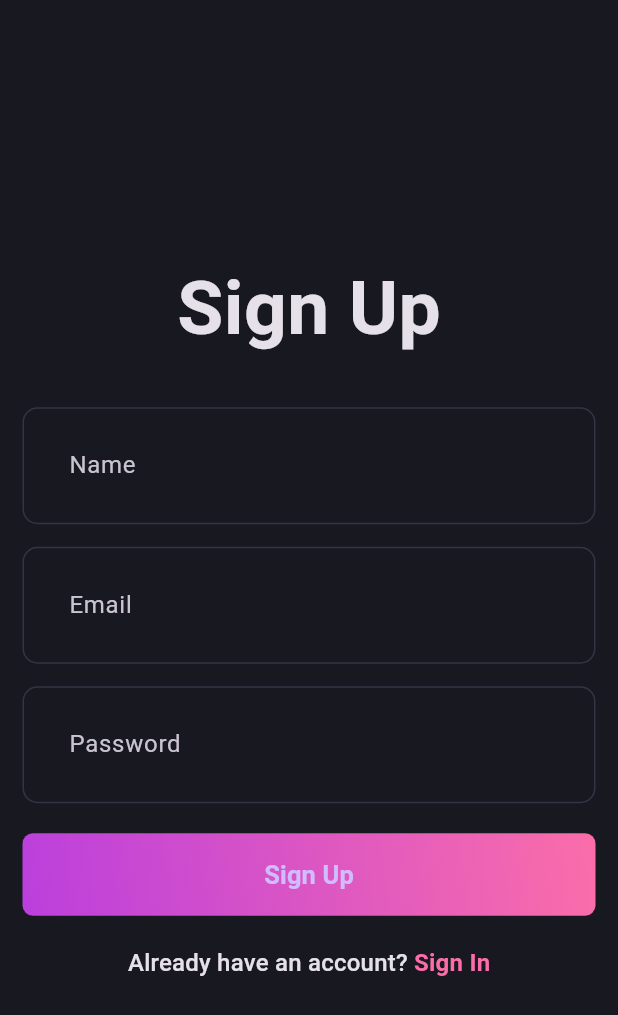
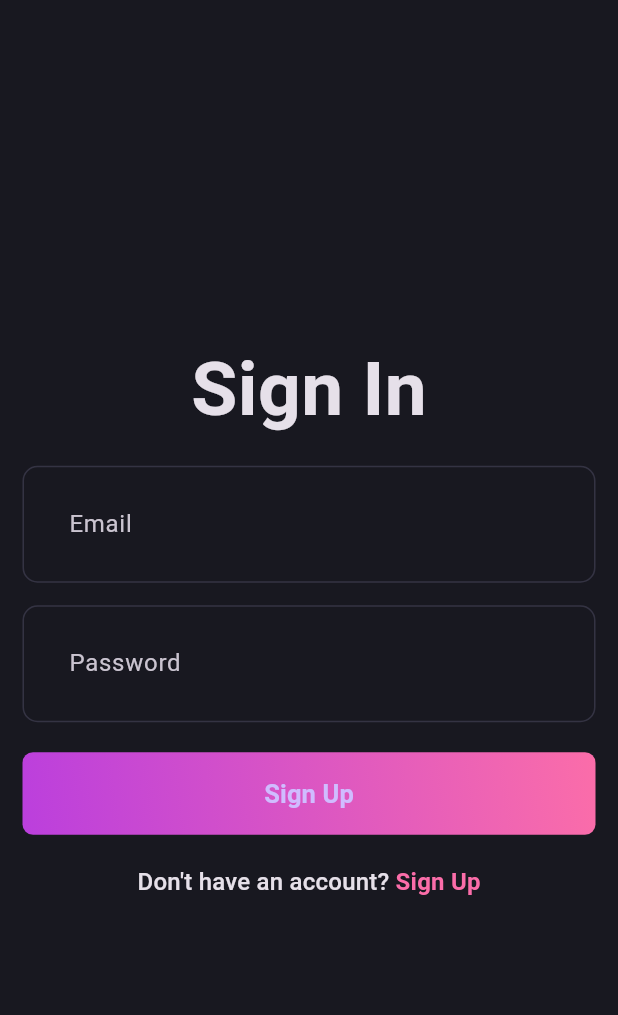
Before and after one commit to jame12945/Blog-Application, a Flutter app: the screen it shows after launch, on a phone screen of 412 x 824 dp. Shown: the top 1015 px of the screen. Run offline on Flutter 3.47's test engine with Material 3 defaults, Android fonts, the phone set to English and light mode, and no system bars.

Commit message:
working process 12%

```diff
--- a/blog_app/lib/core/theme/theme.dart
+++ b/blog_app/lib/core/theme/theme.dart
@@ -10,6 +10,7 @@ class AppTheme {
   static final darkThemeMode = ThemeData.dark().copyWith(
       //set default input scaffold form Widget here or etc,
       scaffoldBackgroundColor: AppPallete.backgroundColor,
+      appBarTheme: AppBarTheme(backgroundColor: AppPallete.backgroundColor),
       inputDecorationTheme: InputDecorationTheme(
         contentPadding: const EdgeInsets.all(27),
         enabledBorder: _border(),
--- /dev/null
+++ b/blog_app/lib/featutes/auth/presentation/pages/login_page.dart
@@ -0,0 +1,80 @@
+import 'package:blog_app/core/theme/app_pallete.dart';
+import 'package:blog_app/featutes/auth/presentation/pages/signup_page.dart';
+import 'package:blog_app/featutes/auth/presentation/widgets/auth_field.dart';
+import 'package:blog_app/featutes/auth/presentation/widgets/auth_gradient_button.dart';
+import 'package:flutter/material.dart';
+
+//stf
+class LoginPage extends StatefulWidget {
+  static route() => MaterialPageRoute(builder: (context) => const LoginPage());
+  const LoginPage({super.key});
+
+  @override
+  State<LoginPage> createState() => _LoginPageState();
+}
+
+class _LoginPageState extends State<LoginPage> {
+  final emailController = TextEditingController();
+  final passwordController = TextEditingController();
+  final nameController = TextEditingController();
+  final formKey = GlobalKey<FormState>();
+
+  @override
+  void dispose() {
+    emailController.dispose();
+    passwordController.dispose();
+    nameController.dispose();
+    super.dispose();
+  }
+
+  @override
+  Widget build(BuildContext context) {
+    return Scaffold(
+        body: Padding(
+      padding: const EdgeInsets.all(15.0),
+      child: Form(
+        key: formKey,
+        child: Column(
+          mainAxisAlignment: MainAxisAlignment.center,
+          children: [
+            const Text('Sign In',
+                style: TextStyle(fontSize: 50, fontWeight: FontWeight.bold)),
+            const SizedBox(height: 15),
+            AuthFields(hintText: 'Email', controller: emailController),
+            const SizedBox(height: 15),
+            AuthFields(
+                hintText: 'Password',
+                controller: passwordController,
+                isObscureText: true),
+            const SizedBox(
+              height: 20,
+            ),
+            const AuthGradientButton(buttonText: 'Sign Up'),
+            const SizedBox(height: 20),
+            GestureDetector(
+              onTap: () {
+                Navigator.push(context, SignUpPage.route());
+              },
+              child: RichText(
+                text: TextSpan(
+                    text: 'Don\'t have an account? ',
+                    style: Theme.of(context).textTheme.titleMedium,
+                    children: [
+                      TextSpan(
+                        text: 'Sign Up',
+                        style: Theme.of(context)
+                            .textTheme
+                            .titleMedium
+                            ?.copyWith(
+                                color: AppPallete.gradient2,
+                                fontWeight: FontWeight.bold),
+                      ),
+                    ]),
+              ),
+            )
+          ],
+        ),
+      ),
+    ));
+  }
+}
--- a/blog_app/lib/featutes/auth/presentation/pages/signup_page.dart
+++ b/blog_app/lib/featutes/auth/presentation/pages/signup_page.dart
@@ -1,10 +1,13 @@
 import 'package:blog_app/core/theme/app_pallete.dart';
+import 'package:blog_app/featutes/auth/presentation/pages/login_page.dart';
 import 'package:blog_app/featutes/auth/presentation/widgets/auth_field.dart';
 import 'package:blog_app/featutes/auth/presentation/widgets/auth_gradient_button.dart';
 import 'package:flutter/material.dart';
 
 //stf
 class SignUpPage extends StatefulWidget {
+  //create route here
+  static route() => MaterialPageRoute(builder: (context) => const SignUpPage());
   const SignUpPage({super.key});
 
   @override
@@ -28,6 +31,7 @@ class _SignUpPageState extends State<SignUpPage> {
   @override
   Widget build(BuildContext context) {
     return Scaffold(
+        appBar: AppBar(),
         body: Padding(
           padding: const EdgeInsets.all(15.0),
           child: Form(
@@ -36,7 +40,8 @@ class _SignUpPageState extends State<SignUpPage> {
               mainAxisAlignment: MainAxisAlignment.center,
               children: [
                 const Text('Sign Up',
-                style: TextStyle(fontSize: 50, fontWeight: FontWeight.bold)),
+                    style:
+                        TextStyle(fontSize: 50, fontWeight: FontWeight.bold)),
                 const SizedBox(height: 30),
                 AuthFields(
                   hintText: 'Name',
@@ -52,20 +57,28 @@ class _SignUpPageState extends State<SignUpPage> {
                 const SizedBox(
                   height: 20,
                 ),
-            const AuthGradientButton(),
+                const AuthGradientButton(buttonText: 'Sign In'),
                 const SizedBox(height: 20),
-            RichText(
+                GestureDetector(
+                  onTap: () {
+                    Navigator.push(context, LoginPage.route());
+                  },
+                  child: RichText(
                     text: TextSpan(
                         text: 'Already have an account? ',
                         style: Theme.of(context).textTheme.titleMedium,
                         children: [
                           TextSpan(
                             text: 'Sign In',
-                      style: Theme.of(context).textTheme.titleMedium?.copyWith(
+                            style: Theme.of(context)
+                                .textTheme
+                                .titleMedium
+                                ?.copyWith(
                                     color: AppPallete.gradient2,
                                     fontWeight: FontWeight.bold),
                           ),
                         ]),
+                  ),
                 )
               ],
             ),
--- a/blog_app/lib/featutes/auth/presentation/widgets/auth_gradient_button.dart
+++ b/blog_app/lib/featutes/auth/presentation/widgets/auth_gradient_button.dart
@@ -2,7 +2,8 @@ import 'package:blog_app/core/theme/app_pallete.dart';
 import 'package:flutter/material.dart';
 
 class AuthGradientButton extends StatelessWidget {
-  const AuthGradientButton({super.key});
+  final String buttonText;
+  const AuthGradientButton({super.key, required this.buttonText});
 
   @override
   Widget build(BuildContext context) {
@@ -20,8 +21,8 @@ class AuthGradientButton extends StatelessWidget {
             fixedSize: const Size(395, 55),
             backgroundColor: AppPallete.transparentColor,
             shadowColor: AppPallete.transparentColor),
-        child: const Text(
-          'Sign Up',
+        child: Text(
+          buttonText,
           style: TextStyle(fontSize: 17, fontWeight: FontWeight.w600),
         ),
       ),
--- a/blog_app/lib/main.dart
+++ b/blog_app/lib/main.dart
@@ -1,4 +1,5 @@
 import 'package:blog_app/core/theme/theme.dart';
+import 'package:blog_app/featutes/auth/presentation/pages/login_page.dart';
 import 'package:blog_app/featutes/auth/presentation/pages/signup_page.dart';
 import 'package:flutter/material.dart';
 
@@ -16,7 +17,7 @@ class MyApp extends StatelessWidget {
       debugShowCheckedModeBanner: false,
       title: 'Blog App',
       theme: AppTheme.darkThemeMode,
-      home: const SignUpPage(),
+      home: const LoginPage(),
     );
   }
 }
```
Lines whose indentation alone changed are shown as unchanged.
